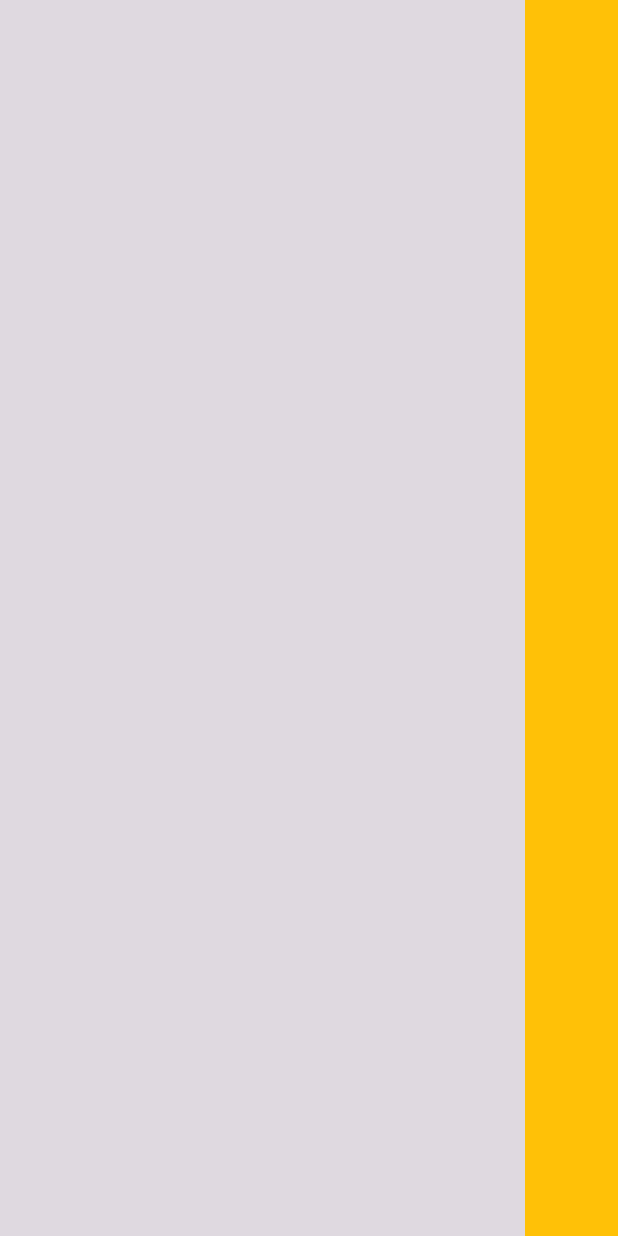
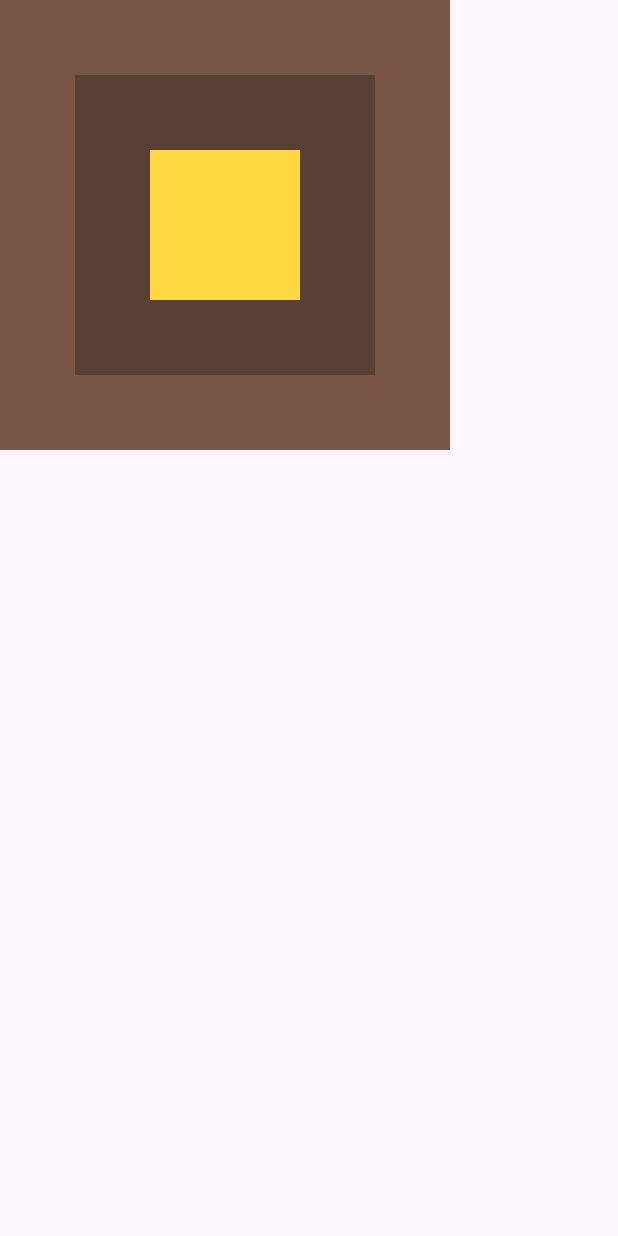
Before and after one commit to Odhi-ambo/flutter_fundamentals_101, a Flutter app: the screen it shows after launch, on a phone screen of 412 x 824 dp. Run offline on Flutter 3.47's test engine with Material 3 defaults, Android fonts, the phone set to English and light mode, and no system bars.

Commit message:
initial commit-stack widget

```diff
--- a/lib/main.dart
+++ b/lib/main.dart
@@ -12,7 +12,7 @@ class MyApp extends StatelessWidget {
     return MaterialApp(
       debugShowCheckedModeBanner: false,
       home: Scaffold(
-        body: ListView(
+        /*body: ListView(
           scrollDirection: Axis.horizontal,
           children: [
             Container(
@@ -28,6 +28,27 @@ class MyApp extends StatelessWidget {
               color: Colors.blueGrey,
             )
           ],
+        ),*/
+
+        body: Stack(
+          alignment: Alignment.center,
+          children: [
+            Container(
+              height: 300,
+              width: 300,
+              color: Colors.brown,
+            ),
+            Container(
+              height: 200,
+              width: 200,
+              color: Colors.black26,
+            ),
+            Container(
+              height: 100,
+              width: 100,
+              color: Colors.amberAccent,
+            )
+          ],
         ),
       ),
     );
```
